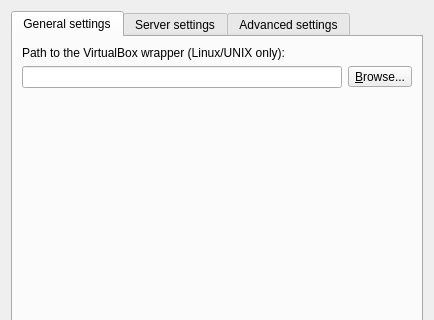
Qt form gns3/modules/virtualbox/ui/virtualbox_preferences_page.ui (GNS3/gns3-gui) before a commit; both pictures show x 0 to 434 and y 0 to 320 of the 434 by 508 pixel window.
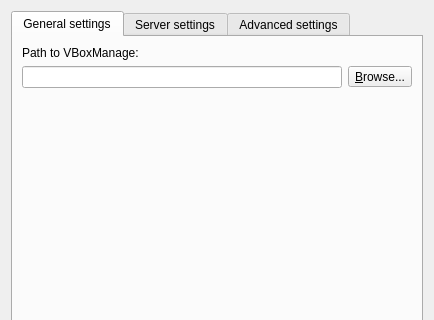
The same form after that commit.

Commit message: New VirtualBox support (under testing).

The edit to the form file:
```diff
--- a/gns3/modules/virtualbox/ui/virtualbox_preferences_page.ui
+++ b/gns3/modules/virtualbox/ui/virtualbox_preferences_page.ui
@@ -30,7 +30,7 @@
        <item row="2" column="0">
         <widget class="QLabel" name="uiVboxWrapperPathLabel">
          <property name="text">
-          <string>Path to the VirtualBox wrapper (Linux/UNIX only):</string>
+          <string>Path to VBoxManage:</string>
          </property>
         </widget>
        </item>
```
Left out of the diff: 6 changed lines with no effect on the pictures. The commit also changes 7 other files.
